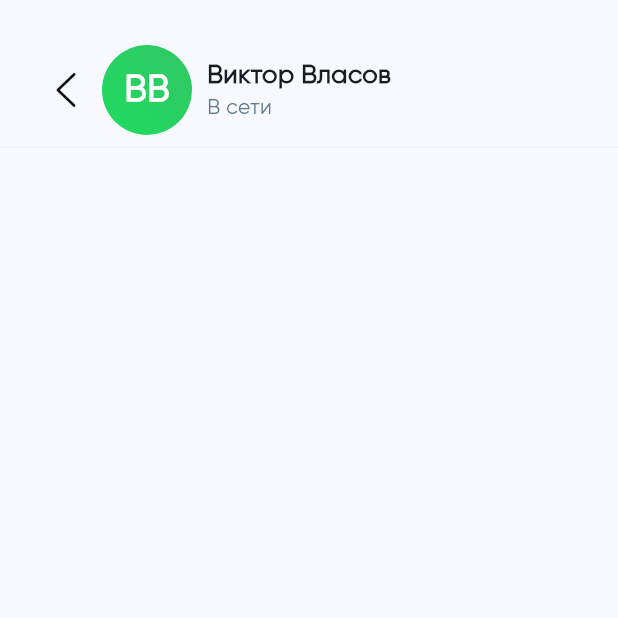
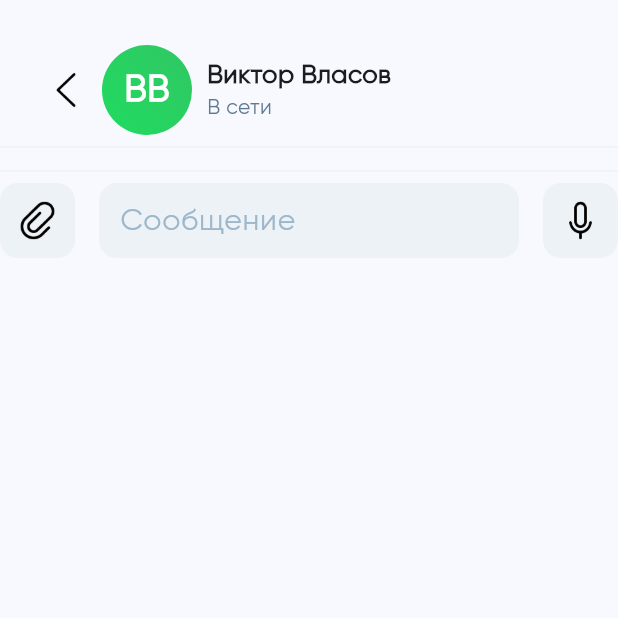
Before and after one commit to aknurkappar/mozz-task, a Flutter app: the screen it shows after launch, after a tap on an icon or button, on a phone screen of 412 x 824 dp, the top half of it. Run offline on Flutter 3.47's test engine with Material 3 defaults, Android fonts, the phone set to English and light mode, and no system bars.

Commit message:
Chat message input bar

```diff
--- a/lib/views/chat_view.dart
+++ b/lib/views/chat_view.dart
@@ -25,7 +25,7 @@ class _ChatViewState extends State<ChatView> {
   Widget build(BuildContext context) {
     return Scaffold(
         body: Column(
-      children: [ChatHeader(chatUser)],
+      children: [ChatHeader(chatUser), MessageInputWidget()],
     ));
   }
 }
@@ -61,12 +61,12 @@ class _ChatHeaderState extends State<ChatHeader> {
                     children: [
                       IconButton(
                           icon: ColorFiltered(
-                            colorFilter: const ColorFilter.mode(Colors.black, BlendMode.srcIn),
+                              colorFilter: const ColorFilter.mode(
+                                  Colors.black, BlendMode.srcIn),
                               child: Image.asset(
                                   'assets/icons/arrow_left_icon.png',
                                   height: 30,
-                                  width: 30
-                              )),
+                                  width: 30)),
                           color: Colors.black,
                           onPressed: () {
                             // ...
@@ -129,9 +129,94 @@ class MessageInputWidget extends StatefulWidget {
 }
 
 class _MessageInputWidgetState extends State<MessageInputWidget> {
+  late final TextEditingController _textController;
+
+  @override
+  void initState() {
+    _textController = TextEditingController();
+    super.initState();
+  }
+
+  @override
+  void dispose() {
+    _textController.dispose();
+    super.dispose();
+  }
+
   @override
   Widget build(BuildContext context) {
-    return const Placeholder();
+    return Column(
+      children: [
+        const Divider(color: lightGrey),
+        Row(
+          mainAxisAlignment: MainAxisAlignment.spaceAround,
+          children: [
+            Container(
+                decoration: const BoxDecoration(
+                    color: lightGrey,
+                    borderRadius: BorderRadius.all(Radius.circular(12.0))),
+                child: IconButton(
+                    padding: const EdgeInsets.all(10),
+                    highlightColor: darkGrey,
+                    icon: ColorFiltered(
+                        colorFilter: const ColorFilter.mode(
+                            Colors.black, BlendMode.srcIn),
+                        child: Image.asset("assets/icons/attach.png",
+                            height: 30, width: 30)),
+                    color: Colors.black,
+                    onPressed: () {
+                      // ...
+                    })),
+            const SizedBox(width: 16),
+            Expanded(
+                child: TextField(
+              controller: _textController,
+              enableSuggestions: false,
+              autocorrect: false,
+              decoration: InputDecoration(
+                filled: true,
+                fillColor: lightGrey,
+                border: OutlineInputBorder(
+                    borderSide: BorderSide(color: Colors.transparent),
+                    borderRadius: BorderRadius.circular(12.0)
+                    ),
+                enabledBorder: OutlineInputBorder(
+                    borderSide: BorderSide(color: Colors.transparent),
+                    borderRadius: BorderRadius.circular(12.0)),
+                focusedBorder: OutlineInputBorder(
+                  borderSide: BorderSide(color: Colors.transparent),
+                   borderRadius: BorderRadius.circular(12.0)
+                ),
+                contentPadding: EdgeInsets.all(10.0),
+                hintText: "Сообщение",
+                hintStyle: TextStyle(
+                    color: grey,
+                    fontFamily: 'Gilroy',
+                    fontWeight: FontWeight.w500,
+                    fontSize: 20),
+              ),
+            )),
+            const SizedBox(width: 16),
+            Container(
+                decoration: const BoxDecoration(
+                    color: lightGrey,
+                    borderRadius: BorderRadius.all(Radius.circular(12.0))),
+                child: IconButton(
+                    padding: const EdgeInsets.all(10),
+                    highlightColor: darkGrey,
+                    icon: ColorFiltered(
+                        colorFilter: const ColorFilter.mode(
+                            Colors.black, BlendMode.srcIn),
+                        child: Image.asset("assets/icons/audio.png",
+                            height: 30, width: 30)),
+                    color: Colors.black,
+                    onPressed: () {
+                      // ...
+                    }))
+          ],
+        )
+      ],
+    );
   }
 }
 
@@ -145,6 +230,6 @@ class ChatBody extends StatefulWidget {
 class _ChatBodyState extends State<ChatBody> {
   @override
   Widget build(BuildContext context) {
-    return const Placeholder();
+    return Text("messages");
   }
 }
--- a/pubspec.yaml
+++ b/pubspec.yaml
@@ -62,6 +62,8 @@ flutter:
   assets:
     - assets/icons/search_icon.png
     - assets/icons/arrow_left_icon.png
+    - assets/icons/attach.png
+    - assets/icons/audio.png
 
   # An image asset can refer to one or more resolution-specific "variants", see
   # https://flutter.dev/assets-and-images/#resolution-aware
```
Also changed, not shown: assets/icons/attach.png (added), assets/icons/audio.png (added).
